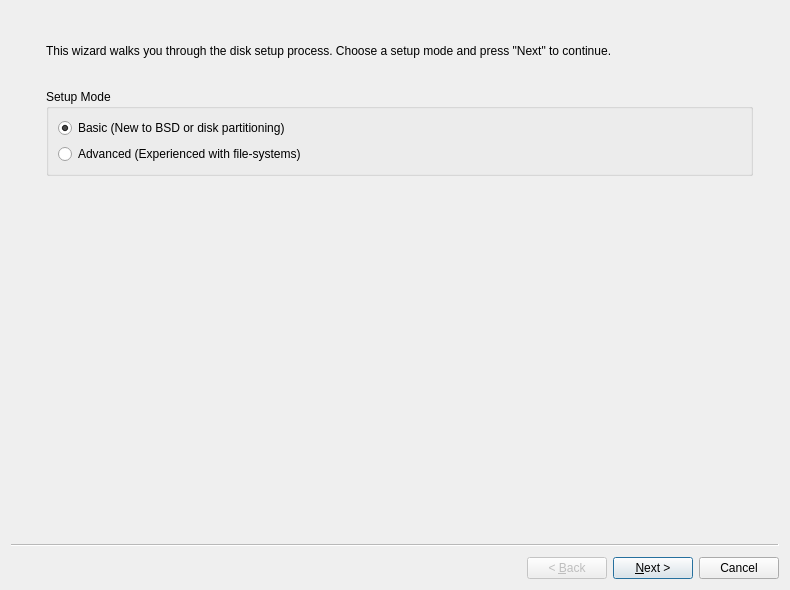
Old version of the form src-qt5/pc-installgui/wizardDisk.ui in the repository trueos/trueos-utils-qt5.
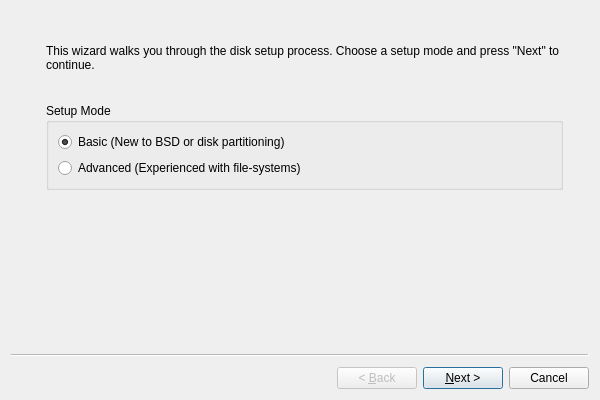
New version of the form. Icons and pictures are not drawn.

Diff of the .ui file:
```diff
--- a/src-qt5/pc-installgui/wizardDisk.ui
+++ b/src-qt5/pc-installgui/wizardDisk.ui
@@ -6,8 +6,8 @@
    <rect>
     <x>0</x>
     <y>0</y>
-    <width>790</width>
-    <height>590</height>
+    <width>600</width>
+    <height>400</height>
    </rect>
   </property>
   <property name="minimumSize">
```
